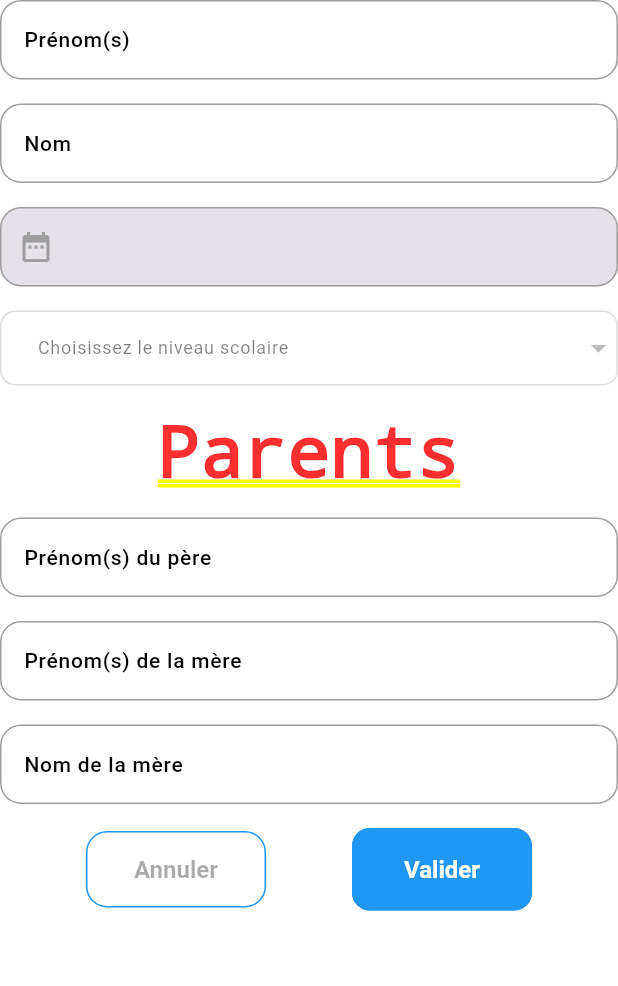
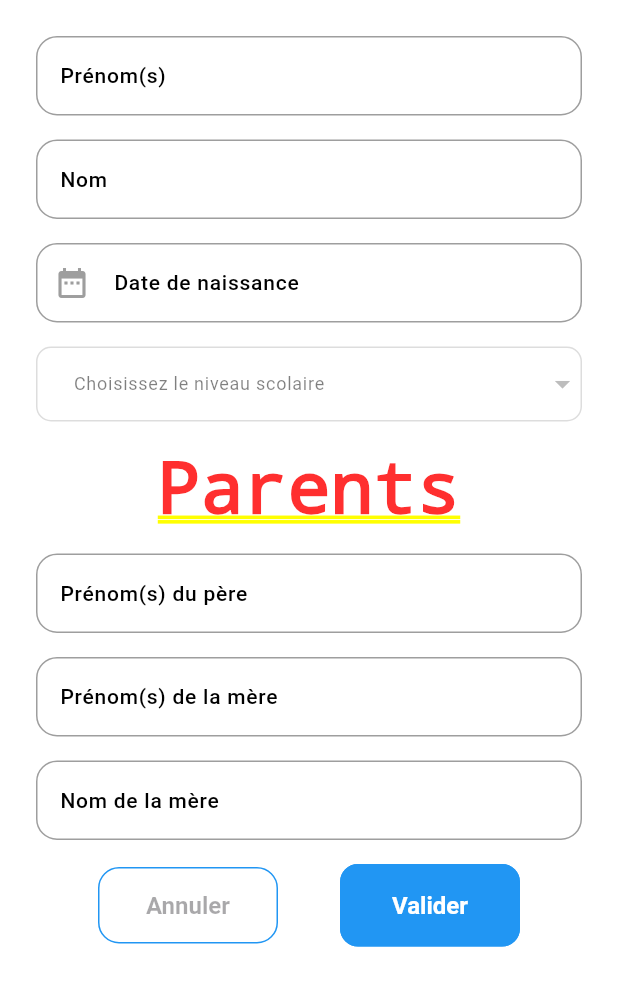
Before and after one commit to jguirou/elshaddai-edu-portal, a Flutter app: the AddStudentsScreen screen opened by its route, on a phone screen of 412 x 824 dp. Shown: the top 986 px of the screen. Run offline on Flutter 3.47's test engine with Material 2 defaults, Android fonts, the phone set to English and light mode, and no system bars; our stand-ins replace bloc, cloud_firestore, easy_localization, easy_sidemenu, equatable, firebase_auth and 4 more; missing offline and left inert: expandable_datatable, multiselect; accounts and stored records are empty.

Commit message:
add students texfield update

```diff
--- a/lib/presentation/home/home/ui/screen/home_screen.dart
+++ b/lib/presentation/home/home/ui/screen/home_screen.dart
@@ -84,8 +84,7 @@ class _HomeScreenState extends State<HomeScreen> {
                           padding: const EdgeInsets.only(
                               left: AppSizes.registrationLeftRight,
                               right: AppSizes.registrationLeftRight,
-                              bottom: 0,
-                              top: 0),
+                              ),
                           child: SingleChildScrollView(
                             physics: const AlwaysScrollableScrollPhysics(),
                             child: AlertDialog(
--- a/lib/presentation/home/registration/add_students/ui/screen/add_students_screen.dart
+++ b/lib/presentation/home/registration/add_students/ui/screen/add_students_screen.dart
@@ -39,7 +39,9 @@ class _AddStudentsScreenState extends State<AddStudentsScreen> {
           // TODO: implement listener
         },
         builder: (context, state) {
-          return SingleChildScrollView(
+          return Padding(
+            padding: const EdgeInsets.all(AppSizes.defaultSpace),
+            child: SingleChildScrollView(
               child:
                   Column(mainAxisAlignment: MainAxisAlignment.start, children: [
                 // First Name Field
@@ -65,6 +67,8 @@ class _AddStudentsScreenState extends State<AddStudentsScreen> {
 
                 /// birthday
                 DatePickerField(
+
+                  labelText: AppTexts.dateOfBirth,
                   dateController: dateController,
                   onTapped: () async {
                     final DateTime? picked =
@@ -194,6 +198,7 @@ class _AddStudentsScreenState extends State<AddStudentsScreen> {
                   ],
                 ),
               ]),
+            ),
           );
         },
       ),
--- a/lib/presentation/home/registration/add_students/ui/widgets/date_picker_field.dart
+++ b/lib/presentation/home/registration/add_students/ui/widgets/date_picker_field.dart
@@ -25,18 +25,11 @@ class _DatePickerFieldState extends State<DatePickerField> {
   Widget build(BuildContext context) {
     return TextFormField(
       decoration: InputDecoration(
-        labelText: widget.hintText,
-        border: const OutlineInputBorder().copyWith(
-          borderRadius: BorderRadius.circular(14),
-          borderSide: const BorderSide(color: Colors.grey, width: 1),
-        ),
-
-        filled: true,
-        hintText: widget.hintText,
-        //hintStyle: const TextStyle(color: Colors.black45),
+        labelText: widget.labelText,
+        hintText: widget.labelText ,
         prefixIcon: const Icon(Icons.date_range),
       ),
-      //style: const TextStyle(color: Colors.black),
+
       controller: widget.dateController,
       readOnly: true,
       onTap: widget.onTapped,
```
Also changed, not shown: lib/presentation/home/registration/add_teachers/ui/screen/add_teachers_screen.dart (+12 -44 lines), 1 other file. Lines whose indentation alone changed are shown as unchanged.
